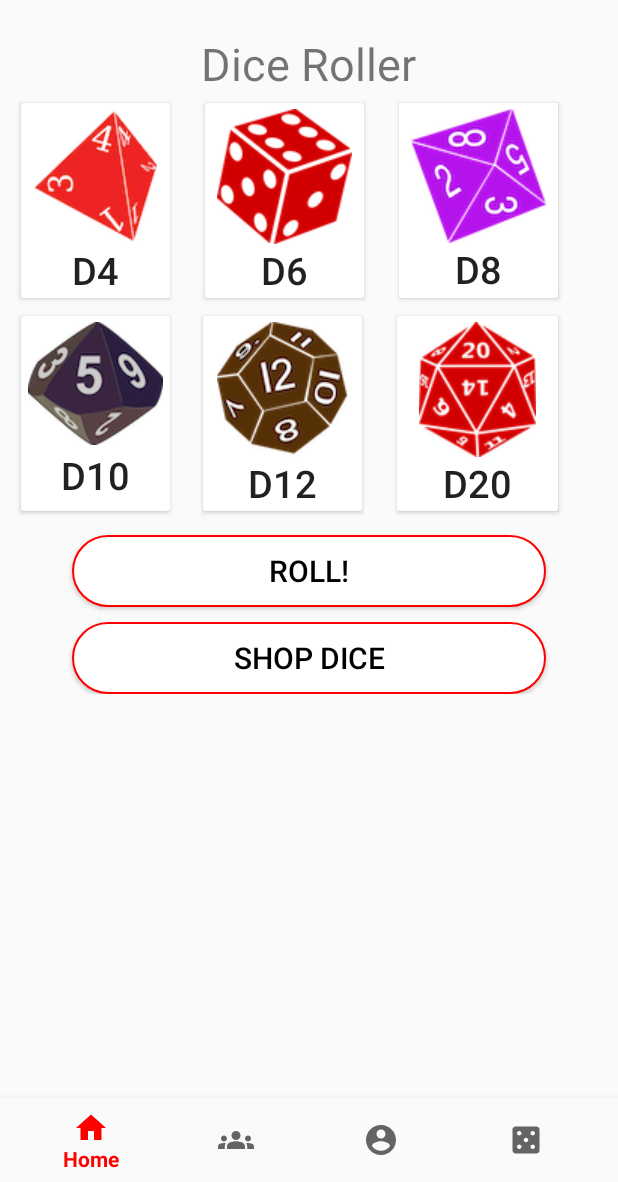
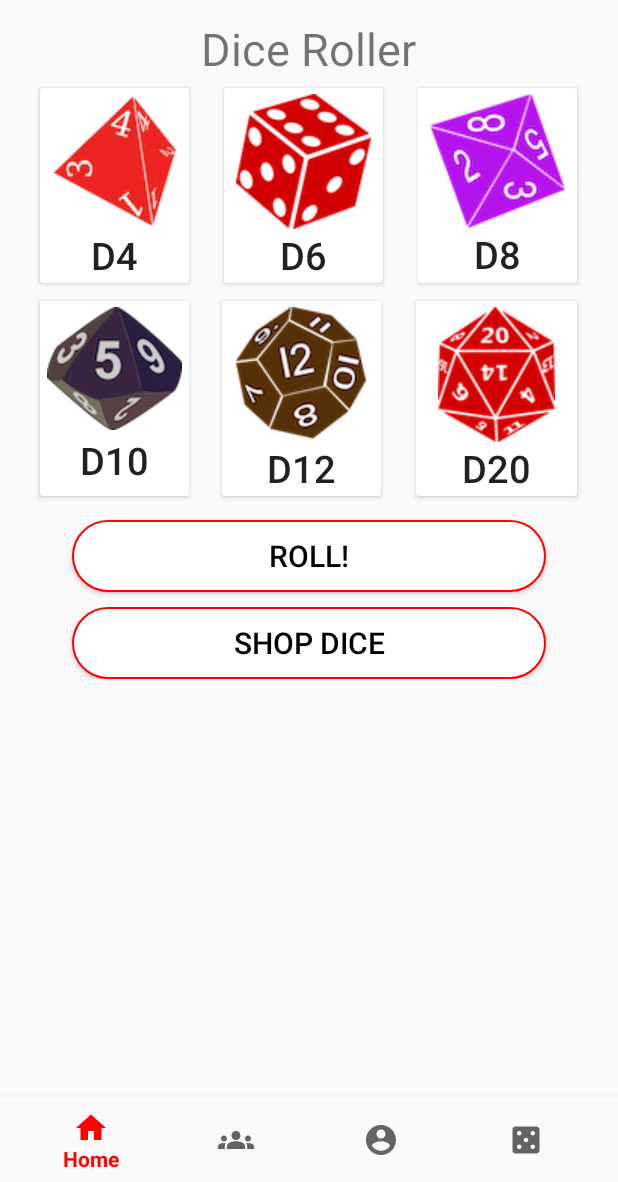
Before and after one commit to OregonTeamWE/TableStop, an Android app: the fragment GameToolsFragment placed in its activity, on a phone screen of 412 x 824 dp, the part 54-1236 px from its top. Run offline under Robolectric (Android 15) with nearby library versions, the phone set to English and light mode, and no system bars; libraries missing offline, so code that uses them is left out: com.mancj.materialsearchbar; pictures from the network do not load; 3 statements that could not run were skipped.

Commit message:
fixed dice pictures layout

```diff
--- a/app/src/main/res/layout/fragment_gametools.xml
+++ b/app/src/main/res/layout/fragment_gametools.xml
@@ -10,7 +10,6 @@
         android:layout_width="wrap_content"
         android:layout_height="wrap_content"
         android:layout_gravity="center_horizontal"
-        android:layout_marginTop="10dp"
         android:text="Dice Roller"
         android:textSize="30dp" />
 
@@ -44,7 +43,7 @@
     <!--        android:background="@android:color/darker_gray" />-->
 
     <LinearLayout
-        android:layout_width="match_parent"
+        android:layout_width="wrap_content"
         android:layout_height="142dp"
         android:layout_marginTop="0dp"
         android:orientation="horizontal"
@@ -54,7 +53,6 @@
             android:id="@+id/d4"
             android:layout_width="wrap_content"
             android:layout_height="match_parent"
-            android:layout_marginLeft="10dp"
             android:backgroundTint="@drawable/button_color"
             android:drawableTop="@drawable/dice4"
             android:text="D4"
@@ -83,16 +81,16 @@
     </LinearLayout>
 
     <LinearLayout
-        android:layout_width="match_parent"
+        android:layout_width="wrap_content"
         android:layout_height="142dp"
         android:layout_marginTop="0dp"
-        android:orientation="horizontal">
+        android:orientation="horizontal"
+        android:layout_gravity="center_horizontal">
 
         <Button
             android:id="@+id/d10"
             android:layout_width="107dp"
             android:layout_height="match_parent"
-            android:layout_marginLeft="10dp"
             android:backgroundTint="@drawable/button_color"
             android:drawableTop="@drawable/dice_10"
             android:text="D10"
```
